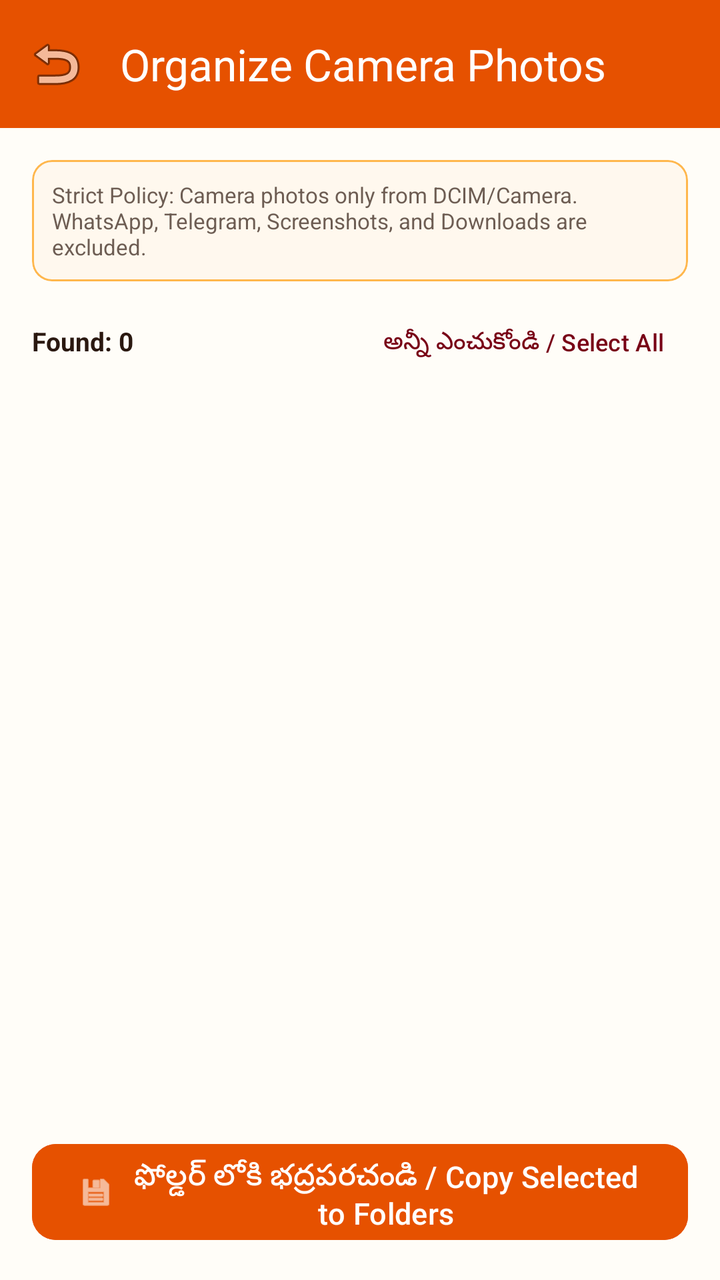
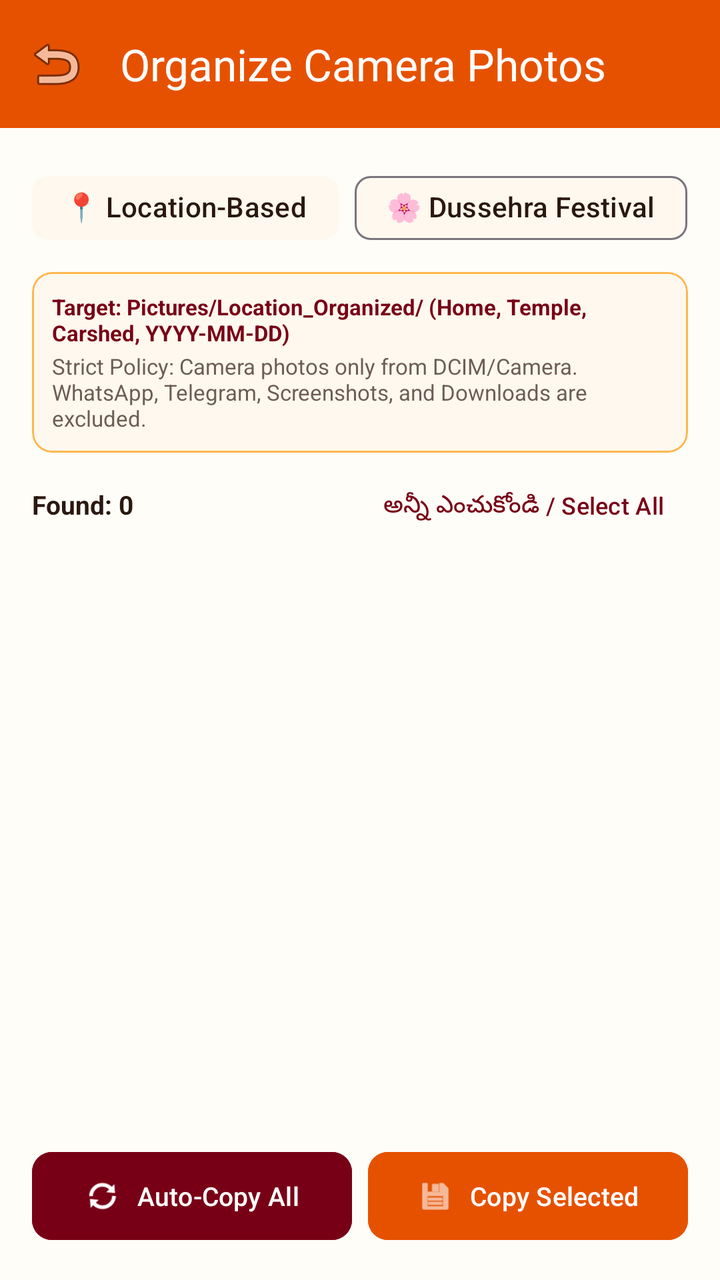

Compare the two renders of this Android layout. The source of the first and the diff that turns it into the second are given below.
<!-- AndroidManifest.xml: application theme Theme.DussehraPhotoOrganizer -->
<!-- res/layout/activity_organize_photos.xml -->
<?xml version="1.0" encoding="utf-8"?>
<androidx.coordinatorlayout.widget.CoordinatorLayout
    xmlns:android="http://schemas.android.com/apk/res/android"
    xmlns:app="http://schemas.android.com/apk/res-auto"
    android:layout_width="match_parent"
    android:layout_height="match_parent"
    android:background="@color/cream_background">

    <com.google.android.material.appbar.AppBarLayout
        android:layout_width="match_parent"
        android:layout_height="wrap_content"
        android:background="@color/primary_saffron">

        <com.google.android.material.appbar.MaterialToolbar
            android:id="@+id/toolbarOrganize"
            android:layout_width="match_parent"
            android:layout_height="?attr/actionBarSize"
            app:title="Organize Camera Photos"
            app:titleTextColor="@color/text_on_saffron"
            app:navigationIcon="@android:drawable/ic_menu_revert" />
    </com.google.android.material.appbar.AppBarLayout>

    <LinearLayout
        android:layout_width="match_parent"
        android:layout_height="match_parent"
        android:orientation="vertical"
        android:padding="16dp"
        app:layout_behavior="@string/appbar_scrolling_view_behavior">

        
        <com.google.android.material.card.MaterialCardView
            android:layout_width="match_parent"
            android:layout_height="wrap_content"
            app:cardCornerRadius="10dp"
            app:strokeColor="@color/primary_saffron_light"
            app:strokeWidth="1dp"
            app:cardBackgroundColor="@color/cream_surface"
            android:layout_marginBottom="12dp">

            <TextView
                android:layout_width="match_parent"
                android:layout_height="wrap_content"
                android:padding="10dp"
                android:text="@string/camera_photos_only_notice"
                android:textSize="11sp"
                android:textColor="@color/text_secondary" />
        </com.google.android.material.card.MaterialCardView>

        
        <LinearLayout
            android:layout_width="match_parent"
            android:layout_height="wrap_content"
            android:orientation="horizontal"
            android:gravity="center_vertical"
            android:layout_marginBottom="8dp">

            <TextView
                android:id="@+id/tvFoundCount"
                android:layout_width="0dp"
                android:layout_weight="1"
                android:layout_height="wrap_content"
                android:text="Found: 0"
                android:textSize="13sp"
                android:textStyle="bold"
                android:textColor="@color/text_primary" />

            <com.google.android.material.button.MaterialButton
                android:id="@+id/btnToggleSelectAll"
                android:layout_width="wrap_content"
                android:layout_height="36dp"
                android:text="@string/select_all"
                android:textSize="12sp"
                style="@style/Widget.Material3.Button.TextButton"
                android:textColor="@color/maroon_kumkum" />
        </LinearLayout>

        
        <ProgressBar
            android:id="@+id/progressBar"
            style="?android:attr/progressBarStyleHorizontal"
            android:layout_width="match_parent"
            android:layout_height="wrap_content"
            android:indeterminate="true"
            android:visibility="gone"
            android:layout_marginBottom="8dp" />

        <androidx.recyclerview.widget.RecyclerView
            android:id="@+id/rvEligiblePhotos"
            android:layout_width="match_parent"
            android:layout_height="0dp"
            android:layout_weight="1"
            android:clipToPadding="false"
            android:paddingBottom="8dp" />

        
        <com.google.android.material.button.MaterialButton
            android:id="@+id/btnConfirmCopy"
            android:layout_width="match_parent"
            android:layout_height="56dp"
            android:text="@string/confirm_copy_button"
            android:textSize="15sp"
            app:cornerRadius="12dp"
            android:backgroundTint="@color/primary_saffron"
            android:textColor="@color/text_on_saffron"
            app:icon="@android:drawable/ic_menu_save"
            app:iconGravity="textStart"
            android:layout_marginTop="8dp" />

    </LinearLayout>

</androidx.coordinatorlayout.widget.CoordinatorLayout>
<!-- resources referenced by this layout -->
<resources>
  <color name="cream_background">#FFFDF8</color>
  <color name="cream_surface">#FFF8EE</color>
  <color name="maroon_kumkum">#780016</color>
  <color name="primary_saffron">#E65100</color>
  <color name="primary_saffron_light">#FFB74D</color>
  <color name="text_on_saffron">#FFFFFF</color>
  <color name="text_primary">#2A1810</color>
  <color name="text_secondary">#6D5D53</color>
  <string name="camera_photos_only_notice">Strict Policy: Camera photos only from DCIM/Camera. WhatsApp, Telegram, Screenshots, and Downloads are excluded.</string>
  <string name="confirm_copy_button">ఫోల్డర్ లోకి భద్రపరచండి / Copy Selected to Folders</string>
  <string name="select_all">అన్నీ ఎంచుకోండి / Select All</string>
  <style name="Theme.DussehraPhotoOrganizer" parent="Theme.Material3.DayNight.NoActionBar">
          
          <item name="colorPrimary">@color/primary_saffron</item>
          <item name="colorOnPrimary">@color/text_on_saffron</item>
          <item name="colorPrimaryContainer">@color/primary_saffron_light</item>
          
          
          <item name="colorSecondary">@color/maroon_kumkum</item>
          <item name="colorOnSecondary">@color/text_on_maroon</item>
  
          
          <item name="android:colorBackground">@color/cream_background</item>
          <item name="colorSurface">@color/cream_surface</item>
          <item name="colorOnSurface">@color/text_primary</item>
  
          
          <item name="android:statusBarColor">@color/primary_saffron_dark</item>
          <item name="android:windowLightStatusBar">false</item>
      </style>
  <color name="text_on_maroon">#FFFFFF</color>
  <color name="primary_saffron_dark">#BF360C</color>
</resources>

<!-- the commit's change to res/layout/activity_organize_photos.xml (unified diff, before → after) -->
@@ -28,6 +28,33 @@
         app:layout_behavior="@string/appbar_scrolling_view_behavior">
 
         
+        <com.google.android.material.chip.ChipGroup
+            android:id="@+id/chipGroupMode"
+            android:layout_width="match_parent"
+            android:layout_height="wrap_content"
+            app:singleSelection="true"
+            app:selectionRequired="true"
+            android:layout_marginBottom="8dp">
+
+            <com.google.android.material.chip.Chip
+                android:id="@+id/chipLocationMode"
+                android:layout_width="wrap_content"
+                android:layout_height="wrap_content"
+                android:text="@string/tab_location"
+                android:checkable="true"
+                android:checked="true"
+                app:chipBackgroundColor="@color/cream_surface" />
+
+            <com.google.android.material.chip.Chip
+                android:id="@+id/chipFestivalMode"
+                android:layout_width="wrap_content"
+                android:layout_height="wrap_content"
+                android:text="@string/tab_festival"
+                android:checkable="true"
+                app:chipBackgroundColor="@color/cream_surface" />
+        </com.google.android.material.chip.ChipGroup>
+
+        
         <com.google.android.material.card.MaterialCardView
             android:layout_width="match_parent"
             android:layout_height="wrap_content"
@@ -35,15 +62,31 @@
             app:strokeColor="@color/primary_saffron_light"
             app:strokeWidth="1dp"
             app:cardBackgroundColor="@color/cream_surface"
-            android:layout_marginBottom="12dp">
+            android:layout_marginBottom="8dp">
 
-            <TextView
+            <LinearLayout
                 android:layout_width="match_parent"
                 android:layout_height="wrap_content"
-                android:padding="10dp"
-                android:text="@string/camera_photos_only_notice"
-                android:textSize="11sp"
-                android:textColor="@color/text_secondary" />
+                android:orientation="vertical"
+                android:padding="10dp">
+
+                <TextView
+                    android:id="@+id/tvModeTargetDirectory"
+                    android:layout_width="match_parent"
+                    android:layout_height="wrap_content"
+                    android:text="Target: Pictures/Location_Organized/ (Home, Temple, Carshed, YYYY-MM-DD)"
+                    android:textSize="11sp"
+                    android:textStyle="bold"
+                    android:textColor="@color/maroon_kumkum" />
+
+                <TextView
+                    android:layout_width="match_parent"
+                    android:layout_height="wrap_content"
+                    android:text="@string/camera_photos_only_notice"
+                    android:textSize="11sp"
+                    android:textColor="@color/text_secondary"
+                    android:layout_marginTop="2dp" />
+            </LinearLayout>
         </com.google.android.material.card.MaterialCardView>
 
         
@@ -52,7 +95,7 @@
             android:layout_height="wrap_content"
             android:orientation="horizontal"
             android:gravity="center_vertical"
-            android:layout_marginBottom="8dp">
+            android:layout_marginBottom="6dp">
 
             <TextView
                 android:id="@+id/tvFoundCount"
@@ -82,7 +125,7 @@
             android:layout_height="wrap_content"
             android:indeterminate="true"
             android:visibility="gone"
-            android:layout_marginBottom="8dp" />
+            android:layout_marginBottom="6dp" />
 
         <androidx.recyclerview.widget.RecyclerView
             android:id="@+id/rvEligiblePhotos"
@@ -90,21 +133,43 @@
             android:layout_height="0dp"
             android:layout_weight="1"
             android:clipToPadding="false"
-            android:paddingBottom="8dp" />
+            android:paddingBottom="6dp" />
 
         
-        <com.google.android.material.button.MaterialButton
-            android:id="@+id/btnConfirmCopy"
+        <LinearLayout
             android:layout_width="match_parent"
-            android:layout_height="56dp"
-            android:text="@string/confirm_copy_button"
-            android:textSize="15sp"
-            app:cornerRadius="12dp"
-            android:backgroundTint="@color/primary_saffron"
-            android:textColor="@color/text_on_saffron"
-            app:icon="@android:drawable/ic_menu_save"
-            app:iconGravity="textStart"
-            android:layout_marginTop="8dp" />
+            android:layout_height="wrap_content"
+            android:orientation="horizontal"
+            android:layout_marginTop="6dp">
+
+            <com.google.android.material.button.MaterialButton
+                android:id="@+id/btnAutoCopyAll"
+                android:layout_width="0dp"
+                android:layout_weight="1"
+                android:layout_height="52dp"
+                android:text="Auto-Copy All"
+                android:textSize="13sp"
+                app:cornerRadius="10dp"
+                android:backgroundTint="@color/maroon_kumkum"
+                android:textColor="@color/text_on_maroon"
+                app:icon="@android:drawable/ic_popup_sync"
+                app:iconGravity="textStart"
+                android:layout_marginEnd="4dp" />
+
+            <com.google.android.material.button.MaterialButton
+                android:id="@+id/btnConfirmCopy"
+                android:layout_width="0dp"
+                android:layout_weight="1"
+                android:layout_height="52dp"
+                android:text="Copy Selected"
+                android:textSize="13sp"
+                app:cornerRadius="10dp"
+                android:backgroundTint="@color/primary_saffron"
+                android:textColor="@color/text_on_saffron"
+                app:icon="@android:drawable/ic_menu_save"
+                app:iconGravity="textStart"
+                android:layout_marginStart="4dp" />
+        </LinearLayout>
 
     </LinearLayout>
 
<!-- resource entries referenced after the edit -->
@@ -9,8 +9,9 @@
   <color name="text_primary">#2A1810</color>
   <color name="text_secondary">#6D5D53</color>
   <string name="camera_photos_only_notice">Strict Policy: Camera photos only from DCIM/Camera. WhatsApp, Telegram, Screenshots, and Downloads are excluded.</string>
-  <string name="confirm_copy_button">ఫోల్డర్ లోకి భద్రపరచండి / Copy Selected to Folders</string>
   <string name="select_all">అన్నీ ఎంచుకోండి / Select All</string>
+  <string name="tab_festival">🌸 Dussehra Festival</string>
+  <string name="tab_location">📍 Location-Based</string>
   <style name="Theme.DussehraPhotoOrganizer" parent="Theme.Material3.DayNight.NoActionBar">
           
           <item name="colorPrimary">@color/primary_saffron</item>
